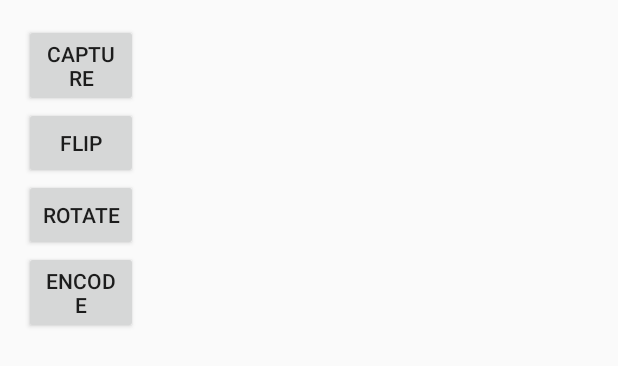
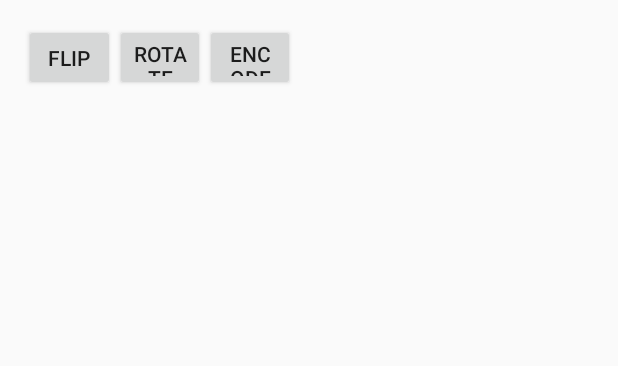
Before and after one commit to hanhngv/Demo-Android-Camera, an Android app: the layout activity_main.xml on its own in the app's theme, with its tools: preview values and no code run, on a phone screen of 412 x 824 dp. Shown: the top 366 px of the screen. Run offline under Robolectric (Android 15) with nearby library versions, the phone set to English and light mode, and no system bars.

Commit message:
New UI arrange

```diff
--- a/app/build.gradle
+++ b/app/build.gradle
@@ -24,7 +24,7 @@ android {
     }
     externalNativeBuild {
         ndkBuild{
-            path "/home/hanhnv/workspace/JNI2/jni/Android.mk"
+            path "/home/hanhnv/AndroidStudioProjects/Demo_CamApp/jni/Android.mk"
         }
     }
     productFlavors {
--- a/app/src/main/res/layout/activity_main.xml
+++ b/app/src/main/res/layout/activity_main.xml
@@ -18,33 +18,22 @@
         android:layout_width="match_parent"
         android:layout_height="0dp"
         android:orientation="horizontal">
+
         <LinearLayout
-            android:layout_weight="2"
             android:layout_width="0dp"
-            android:layout_height="wrap_content"
+            android:layout_height="match_parent"
+            android:layout_weight="10"
             android:orientation="vertical">
-            <!--<TextView-->
-                <!--android:id="@+id/sample_text"-->
-                <!--android:layout_weight="1"-->
-                <!--android:layout_width="match_parent"-->
-                <!--android:layout_height="wrap_content"-->
-                <!--android:text="Hello World!" />-->
-            <!--<Button-->
-                <!--android:layout_weight="1"-->
-                <!--android:layout_width="match_parent"-->
-                <!--android:layout_height="wrap_content"-->
-                <!--android:text="@string/button_detect"-->
-                <!--android:onClick="detectCamera"/>-->
-            <Button
-                android:id="@+id/button_capture"
-                android:text="Capture"
+            <LinearLayout
+                android:layout_weight="1"
                 android:layout_width="match_parent"
                 android:layout_height="wrap_content"
-                android:layout_gravity="left"
-                android:onClick="captureOnClick"/>
+                android:orientation="horizontal">
+
                 <Button
                     android:id="@+id/button_flip"
                     android:text="Flip"
+                    android:layout_weight="1"
                     android:layout_width="match_parent"
                     android:layout_height="wrap_content"
                     android:layout_gravity="left"
@@ -52,6 +41,7 @@
                 <Button
                     android:id="@+id/button_rotate"
                     android:text="Rotate"
+                    android:layout_weight="1"
                     android:layout_width="match_parent"
                     android:layout_height="wrap_content"
                     android:layout_gravity="left"
@@ -59,6 +49,7 @@
                 <Button
                     android:id="@+id/button_encode"
                     android:text="Encode"
+                    android:layout_weight="1"
                     android:layout_width="match_parent"
                     android:layout_height="wrap_content"
                     android:layout_gravity="left"/>
@@ -69,16 +60,18 @@
                 android:id="@+id/camera_preview"
                 android:text="Capture"
                 android:layout_weight="4"
-            android:layout_width="0dp"
+                android:layout_width="match_parent"
                 android:layout_height="match_parent"/>
+        </LinearLayout>
+
         <ImageView
             android:id="@+id/result_view"
-            android:layout_weight="0"
+            android:layout_weight="1"
             android:layout_width="0dp"
             android:layout_height="match_parent" />
         <FrameLayout
             android:id="@+id/result_frame"
-            android:layout_weight="4"
+            android:layout_weight="10"
             android:layout_width="0dp"
             android:layout_height="match_parent" />
 
@@ -91,3 +84,99 @@
         android:layout_height="0dp"
         android:layout_marginBottom="0px"/>
 </LinearLayout>
+
+
+    <!--<?xml version="1.0" encoding="utf-8"?>-->
+<!--<LinearLayout xmlns:android="http://schemas.android.com/apk/res/android"-->
+    <!--xmlns:tools="http://schemas.android.com/tools"-->
+    <!--android:id="@+id/activity_main"-->
+    <!--android:layout_width="match_parent"-->
+    <!--android:layout_height="match_parent"-->
+    <!--android:orientation="vertical"-->
+    <!--android:paddingBottom="@dimen/activity_vertical_margin"-->
+    <!--android:paddingLeft="@dimen/activity_horizontal_margin"-->
+    <!--android:paddingRight="@dimen/activity_horizontal_margin"-->
+    <!--android:paddingTop="@dimen/activity_vertical_margin"-->
+
+    <!--tools:context="com.example.hanhnv.camapp.MainActivity">-->
+
+
+    <!--<LinearLayout-->
+        <!--android:layout_weight="8"-->
+        <!--android:layout_width="match_parent"-->
+        <!--android:layout_height="0dp"-->
+        <!--android:orientation="horizontal">-->
+        <!--<LinearLayout-->
+            <!--android:layout_weight="2"-->
+            <!--android:layout_width="0dp"-->
+            <!--android:layout_height="wrap_content"-->
+            <!--android:orientation="vertical">-->
+            <!--&lt;!&ndash;<TextView&ndash;&gt;-->
+                <!--&lt;!&ndash;android:id="@+id/sample_text"&ndash;&gt;-->
+                <!--&lt;!&ndash;android:layout_weight="1"&ndash;&gt;-->
+                <!--&lt;!&ndash;android:layout_width="match_parent"&ndash;&gt;-->
+                <!--&lt;!&ndash;android:layout_height="wrap_content"&ndash;&gt;-->
+                <!--&lt;!&ndash;android:text="Hello World!" />&ndash;&gt;-->
+            <!--&lt;!&ndash;<Button&ndash;&gt;-->
+                <!--&lt;!&ndash;android:layout_weight="1"&ndash;&gt;-->
+                <!--&lt;!&ndash;android:layout_width="match_parent"&ndash;&gt;-->
+                <!--&lt;!&ndash;android:layout_height="wrap_content"&ndash;&gt;-->
+                <!--&lt;!&ndash;android:text="@string/button_detect"&ndash;&gt;-->
+                <!--&lt;!&ndash;android:onClick="detectCamera"/>&ndash;&gt;-->
+            <!--&lt;!&ndash;<Button&ndash;&gt;-->
+                <!--&lt;!&ndash;android:id="@+id/button_capture"&ndash;&gt;-->
+                <!--&lt;!&ndash;android:text="Capture"&ndash;&gt;-->
+                <!--&lt;!&ndash;android:layout_width="match_parent"&ndash;&gt;-->
+                <!--&lt;!&ndash;android:layout_height="wrap_content"&ndash;&gt;-->
+                <!--&lt;!&ndash;android:layout_gravity="left"&ndash;&gt;-->
+                <!--&lt;!&ndash;android:onClick="captureOnClick"/>&ndash;&gt;-->
+
+            <!--<Button-->
+                <!--android:id="@+id/button_flip"-->
+                <!--android:text="Flip"-->
+                <!--android:layout_width="match_parent"-->
+                <!--android:layout_height="wrap_content"-->
+                <!--android:layout_gravity="left"-->
+                <!--android:onClick="flipOnClick"/>-->
+            <!--<Button-->
+                <!--android:id="@+id/button_rotate"-->
+                <!--android:text="Rotate"-->
+                <!--android:layout_width="match_parent"-->
+                <!--android:layout_height="wrap_content"-->
+                <!--android:layout_gravity="left"-->
+                <!--android:onClick="rotateOnClick"/>-->
+            <!--<Button-->
+                <!--android:id="@+id/button_encode"-->
+                <!--android:text="Encode"-->
+                <!--android:layout_width="match_parent"-->
+                <!--android:layout_height="wrap_content"-->
+                <!--android:layout_gravity="left"/>-->
+
+        <!--</LinearLayout>-->
+
+        <!--<FrameLayout-->
+            <!--android:id="@+id/camera_preview"-->
+            <!--android:text="Capture"-->
+            <!--android:layout_weight="4"-->
+            <!--android:layout_width="0dp"-->
+            <!--android:layout_height="match_parent"/>-->
+        <!--<ImageView-->
+            <!--android:id="@+id/result_view"-->
+            <!--android:layout_weight="0"-->
+            <!--android:layout_width="0dp"-->
+            <!--android:layout_height="match_parent" />-->
+        <!--<FrameLayout-->
+            <!--android:id="@+id/result_frame"-->
+            <!--android:layout_weight="4"-->
+            <!--android:layout_width="0dp"-->
+            <!--android:layout_height="match_parent" />-->
+
+    <!--</LinearLayout>-->
+
+    <!--<TextView-->
+        <!--android:id="@+id/status_text"-->
+        <!--android:layout_weight="1"-->
+        <!--android:layout_width="match_parent"-->
+        <!--android:layout_height="0dp"-->
+        <!--android:layout_marginBottom="0px"/>-->
+<!--</LinearLayout>-->
```
Also changed, not shown: app/src/main/java/com/example/hanhnv/camapp/MainActivity.java (+8 -0 lines). Lines whose indentation alone changed are shown as unchanged.
